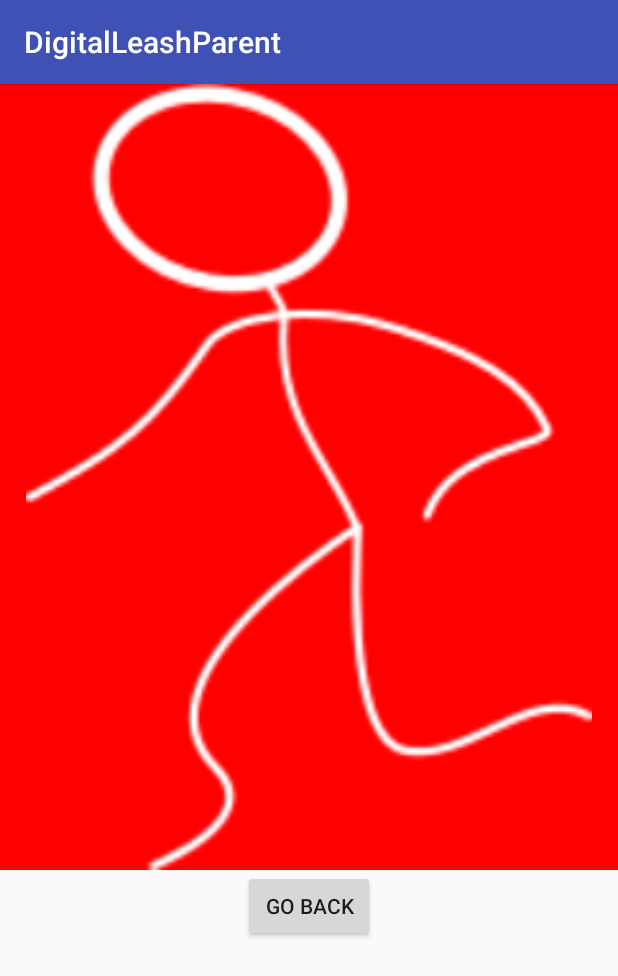
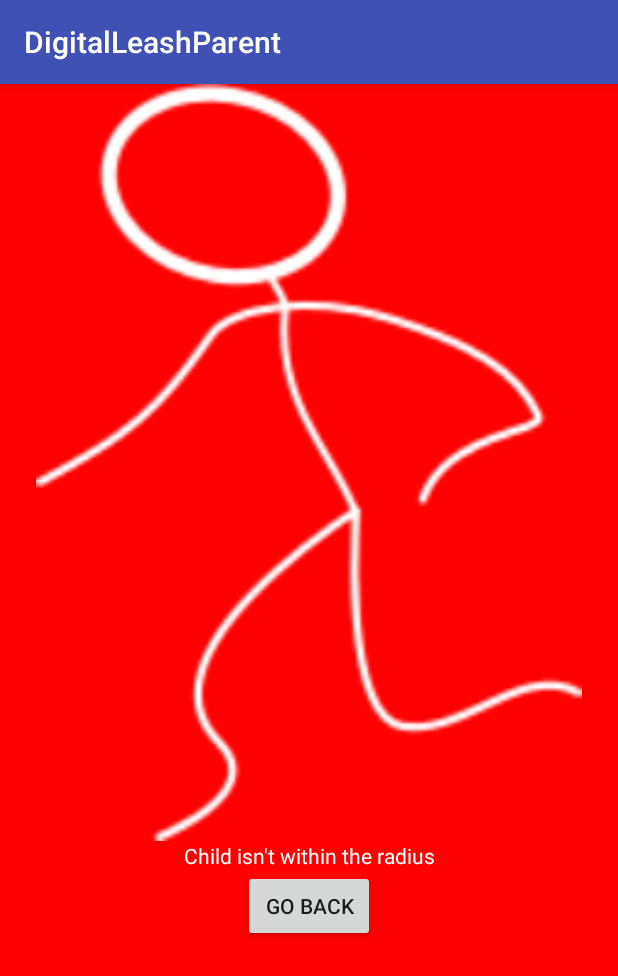
Before and after one commit to thomasjudd/digital-leash-parent, an Android app: the screen it shows after launch (MainActivity), after a tap on "STATUS", on a phone screen of 412 x 824 dp. Shown: the top 976 px of the screen. Run offline under Robolectric (Android 15) with nearby library versions, the phone set to English and light mode, and no system bars.

Commit message:
add colors to status fragment

```diff
--- a/app/src/main/java/com/example/tom/digitalleashparent/ParentFragment.java
+++ b/app/src/main/java/com/example/tom/digitalleashparent/ParentFragment.java
@@ -2,12 +2,12 @@ package com.example.tom.digitalleashparent;
 
 import android.Manifest;
 import android.content.pm.PackageManager;
+import android.graphics.Color;
 import android.location.Location;
 import android.net.ConnectivityManager;
 import android.net.NetworkInfo;
 import android.os.AsyncTask;
 import android.os.Bundle;
-import android.support.annotation.FloatRange;
 import android.support.annotation.NonNull;
 import android.support.annotation.Nullable;
 import android.support.v4.app.ActivityCompat;
@@ -83,6 +83,7 @@ public class ParentFragment extends Fragment implements GoogleApiClient.OnConnec
         latitudeEditText = (EditText) view.findViewById(R.id.latitudeEditText);
         longitudeEditText = (EditText) view.findViewById(R.id.longitudeEditText);
 
+        view.setBackgroundColor(Color.BLUE);
         setOnClicks();
 
         locationRequest = LocationRequest.create();
--- a/app/src/main/java/com/example/tom/digitalleashparent/StatusFragment.java
+++ b/app/src/main/java/com/example/tom/digitalleashparent/StatusFragment.java
@@ -10,6 +10,7 @@ import android.view.View;
 import android.view.ViewGroup;
 import android.widget.Button;
 import android.widget.ImageView;
+import android.widget.TextView;
 
 
 /**
@@ -19,6 +20,7 @@ import android.widget.ImageView;
 public class StatusFragment extends Fragment {
     private boolean childInBounds;
     private ImageView imageView;
+    private TextView statusText;
     private Button returnFromStatusButton;
     public StatusFragment() {
     }
@@ -29,6 +31,7 @@ public class StatusFragment extends Fragment {
         View view = inflater.inflate(R.layout.fragment_status, container, false);
         childInBounds = getArguments().getBoolean("childInBounds");
         imageView = (ImageView) view.findViewById(R.id.statusImage);
+        statusText = (TextView) view.findViewById(R.id.statusText);
         returnFromStatusButton = (Button) view.findViewById(R.id.returnFromStatus);
         returnFromStatusButton.setOnClickListener(new View.OnClickListener(){
             @Override
@@ -39,9 +42,13 @@ public class StatusFragment extends Fragment {
         if(childInBounds) {
             imageView.setImageResource(R.drawable.status_success);
             imageView.setBackgroundColor(Color.BLUE);
+            view.setBackgroundColor(Color.BLUE);
+            statusText.setText("Child is within the radius");
         } else {
             imageView.setImageResource(R.drawable.status_fail);
             imageView.setBackgroundColor(Color.RED);
+            view.setBackgroundColor(Color.RED);
+            statusText.setText("Child isn't within the radius");
         }
         return view;
     }
--- a/app/src/main/res/layout/fragment_status.xml
+++ b/app/src/main/res/layout/fragment_status.xml
@@ -21,12 +21,24 @@
         android:layout_marginStart="8dp"
         android:layout_marginEnd="8dp" />
 
-        <ImageView
+    <ImageView
         android:layout_width="0dp"
         android:layout_height="0dp"
         android:id="@+id/statusImage"
         app:layout_constraintRight_toRightOf="parent"
         app:layout_constraintLeft_toLeftOf="parent"
         app:layout_constraintTop_toTopOf="parent"
-        app:layout_constraintBottom_toTopOf="@id/returnFromStatus"/>
+        app:layout_constraintBottom_toTopOf="@+id/statusText"/>
+
+    <TextView
+        android:layout_width="wrap_content"
+        android:layout_height="wrap_content"
+        android:textAlignment="center"
+        android:textColor="@android:color/white"
+        android:text="this should not show up"
+        app:layout_constraintTop_toBottomOf="@+id/statusImage"
+        app:layout_constraintBottom_toTopOf="@+id/returnFromStatus"
+        app:layout_constraintLeft_toLeftOf="parent"
+        app:layout_constraintRight_toRightOf="parent"
+        android:id="@+id/statusText"/>
 </android.support.constraint.ConstraintLayout>
```
